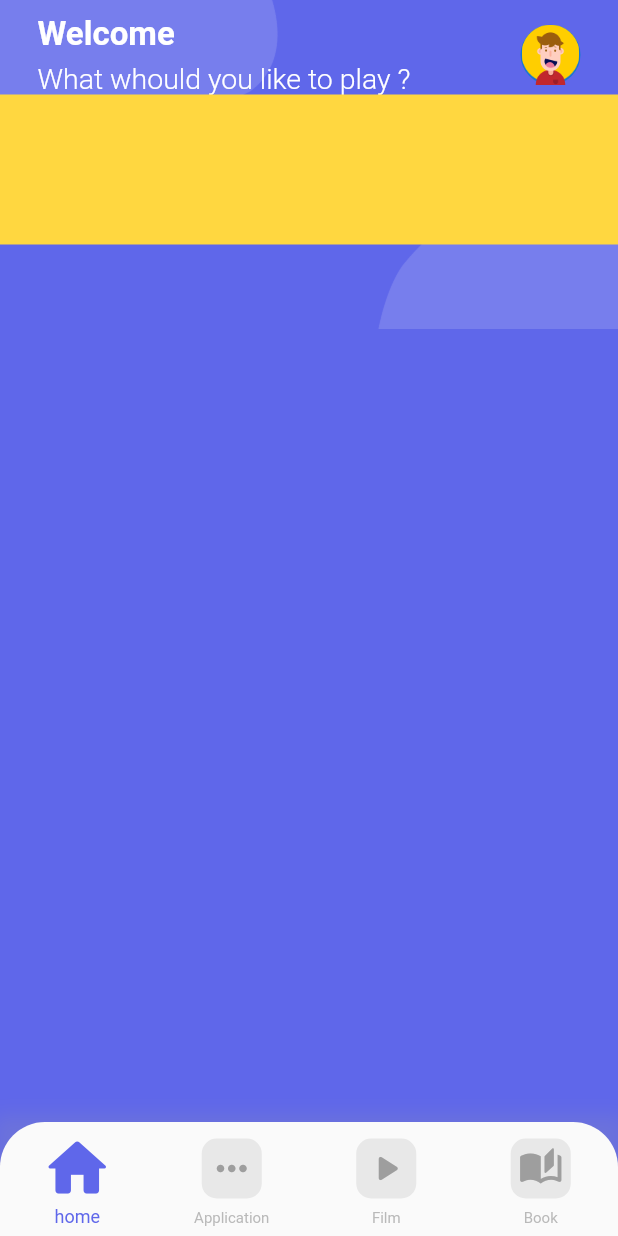
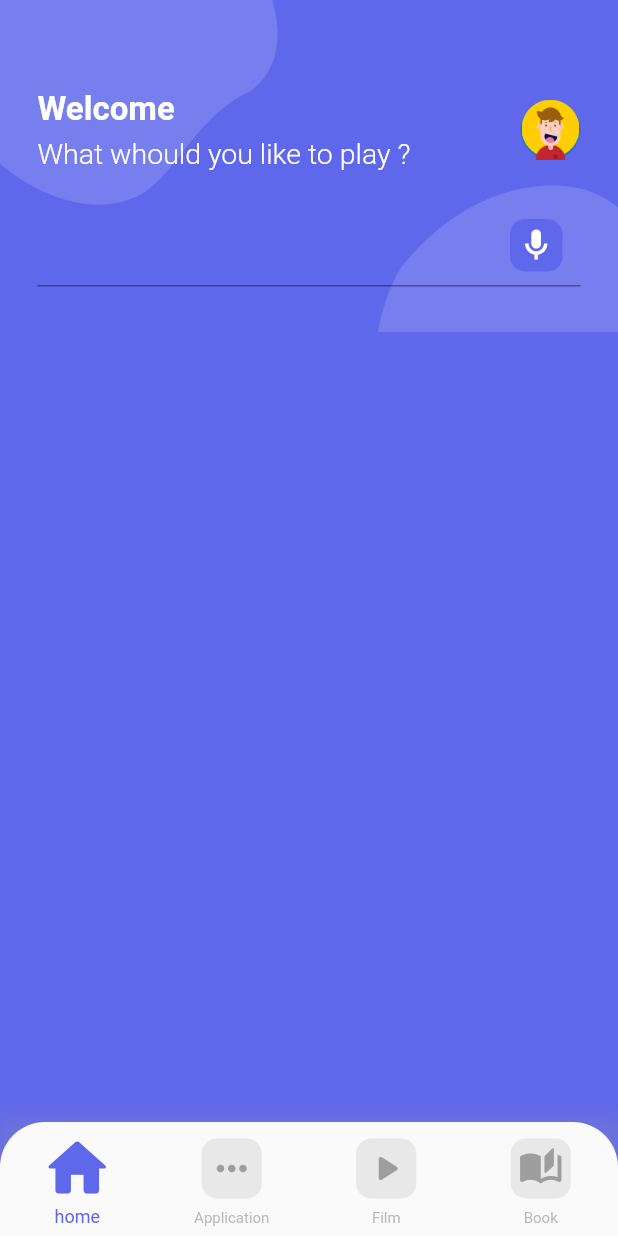
Before and after one commit to GhosTHaise/flutter-firstapp, a Flutter app: the screen it shows after launch, on a phone screen of 412 x 824 dp. Run offline on Flutter 3.47's test engine with Material 2 defaults, Android fonts, the phone set to English and light mode, and no system bars.

Commit message:
Add micro ison

```diff
--- a/lib/pages/home/widgets/header.dart
+++ b/lib/pages/home/widgets/header.dart
@@ -7,7 +7,7 @@ class HeaderSection extends StatelessWidget {
   Widget build(BuildContext context) {
     return  Container(
       padding: EdgeInsets.only(
-        top: MediaQuery.of(context).padding.top + 10,
+        top: MediaQuery.of(context).padding.top + 60,
         left: 25,
         right: 25
       ),
--- a/lib/pages/home/widgets/search.dart
+++ b/lib/pages/home/widgets/search.dart
@@ -6,9 +6,29 @@ class SearchSection extends StatelessWidget {
   @override
   Widget build(BuildContext context) {
     return Container(
-      color: Colors.amberAccent,
-      height: 100,
-      padding: EdgeInsets.symmetric(vertical: 30, horizontal: 25 ),
+      //color: Colors.amberAccent,
+      padding: const EdgeInsets.symmetric(vertical: 30, horizontal: 25 ),
+      child: Stack(
+        children: [
+          TextField(),
+          Positioned(
+              right: 12,
+              bottom: 10,
+              child: Container(
+                 padding: const EdgeInsets.all(5),
+                 decoration: BoxDecoration(
+                   borderRadius: BorderRadius.circular(10),
+                   color: const Color(0xFF5F67EA)
+                 ),
+                 child: const Icon(
+                   Icons.mic_outlined,
+                   color: Colors.white,
+                   size : 25
+                 ),
+              )
+          )
+        ],
+      ),
     );
   }
 }
```
